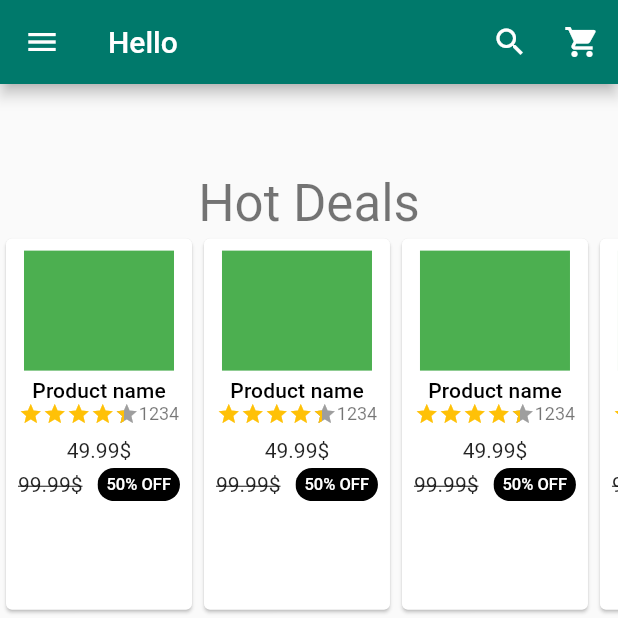
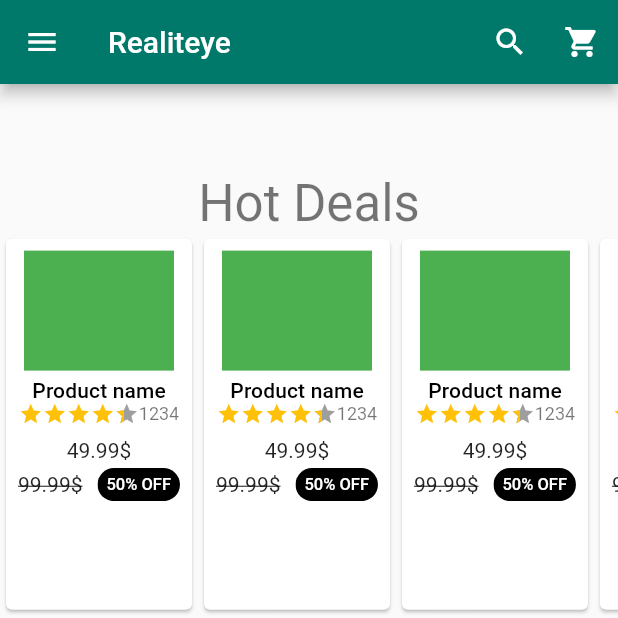
Before and after one commit to nicoloalbergoni/DIMA-Project-2020-2021, a Flutter app: the screen it shows after launch, after a tap on the "menu" icon, after a tap on the "search" icon, on a phone screen of 412 x 824 dp, the top half of it. Run offline on Flutter 3.47's test engine with Material 2 defaults, Android fonts, the phone set to English and light mode, and no system bars; drawn by our look-alikes of flutter_rating_bar; our stand-ins replace carousel_slider, cloud_firestore, easy_localization, firebase_auth, firebase_core, firebase_storage and 4 more; missing offline and left inert: flutter_downloader, flutter_unity_widget, redux_logging; accounts and stored records are empty.

Commit message:
Add localization strings for all screens

```diff
--- a/lib/main.dart
+++ b/lib/main.dart
@@ -8,13 +8,13 @@ import 'package:realiteye/redux/actions.dart';
 import 'package:realiteye/redux/app_state.dart';
 import 'package:realiteye/redux/middlewares.dart';
 import 'package:realiteye/redux/reducers.dart';
+import 'package:realiteye/ui/screens/account_screen.dart';
 import 'package:realiteye/ui/screens/cart_screen.dart';
 import 'package:realiteye/ui/screens/debug_screen.dart';
 import 'package:realiteye/ui/screens/home_screen.dart';
 import 'package:realiteye/ui/screens/login_screen.dart';
 import 'package:realiteye/ui/screens/order_screen.dart';
 import 'package:realiteye/ui/screens/product_screen.dart';
-import 'package:realiteye/ui/screens/profile_screen.dart';
 import 'package:realiteye/ui/screens/registration_screen.dart';
 import 'package:realiteye/ui/screens/search_screen.dart';
 import 'package:realiteye/ui/screens/unity_screen.dart';
--- a/lib/ui/screens/cart_screen.dart
+++ b/lib/ui/screens/cart_screen.dart
@@ -1,6 +1,8 @@
 import 'package:cloud_firestore/cloud_firestore.dart';
+import 'package:easy_localization/easy_localization.dart';
 import 'package:flutter/material.dart';
 import 'package:flutter_redux/flutter_redux.dart';
+import 'package:realiteye/generated/locale_keys.g.dart';
 import 'package:realiteye/models/cartItem.dart';
 import 'package:realiteye/redux/app_state.dart';
 import 'package:realiteye/ui/widgets/custom_appbar.dart';
@@ -11,7 +13,7 @@ class CartScreen extends StatelessWidget {
   @override
   Widget build(BuildContext context) {
     return Scaffold(
-      appBar: CustomAppBar("Cart"),
+      appBar: CustomAppBar(LocaleKeys.cart_title.tr()),
       drawer: SideMenu(),
       body: StoreConnector<AppState, AppState>(
         converter: (store) => store.state,
--- a/lib/ui/screens/home_screen.dart
+++ b/lib/ui/screens/home_screen.dart
@@ -1,3 +1,4 @@
+import 'package:easy_localization/easy_localization.dart';
 import 'package:flutter/material.dart';
 import 'package:realiteye/generated/locale_keys.g.dart';
 import 'package:realiteye/ui/widgets/custom_appbar.dart';
@@ -11,7 +12,7 @@ class HomeScreen extends StatelessWidget {
 
     return Scaffold(
         appBar: CustomAppBar(
-          LocaleKeys.title,
+          'Realiteye',
           showCartIcon: true,
           showSearchIcon: true,
         ),
@@ -24,14 +25,14 @@ class HomeScreen extends StatelessWidget {
             ),
             Flexible(
               flex: 5,
-              child: HomeProductShowcase('Hot Deals', testList),
+              child: HomeProductShowcase(LocaleKeys.home_deals.tr(), testList),
             ),
             Spacer(
               flex: 1,
             ),
             Flexible(
               flex: 5,
-              child: HomeProductShowcase('Popular', testList),
+              child: HomeProductShowcase(LocaleKeys.home_popular.tr(), testList),
             ),
             Spacer(
               flex: 1,
--- a/lib/ui/screens/login_screen.dart
+++ b/lib/ui/screens/login_screen.dart
@@ -1,7 +1,9 @@
+import 'package:easy_localization/easy_localization.dart';
 import 'package:firebase_auth/firebase_auth.dart';
 import "package:flutter/material.dart";
 import 'package:flutter_redux/flutter_redux.dart';
 import 'package:google_sign_in/google_sign_in.dart';
+import 'package:realiteye/generated/locale_keys.g.dart';
 import 'package:realiteye/redux/actions.dart';
 import 'package:realiteye/redux/app_state.dart';
 import 'package:realiteye/utils/data_service.dart';
@@ -30,7 +32,7 @@ class _LoginScreenState extends State<LoginScreen> {
   @override
   Widget build(BuildContext context) {
     return Scaffold(
-        appBar: AppBar(title: Text('Login page')),
+        appBar: AppBar(title: Text(LocaleKeys.login_title.tr())),
         body: Builder(
           builder: (context) {
             return Center(
--- a/lib/ui/screens/order_screen.dart
+++ b/lib/ui/screens/order_screen.dart
@@ -1,4 +1,6 @@
+import 'package:easy_localization/easy_localization.dart';
 import 'package:flutter/material.dart';
+import 'package:realiteye/generated/locale_keys.g.dart';
 import 'package:realiteye/ui/widgets/order_card.dart';
 
 class OrderScreen extends StatelessWidget {
@@ -13,8 +15,8 @@ class OrderScreen extends StatelessWidget {
             title: Text('Orders'),
             bottom: TabBar(
               tabs: [
-                Tab(text: 'In progress',),
-                Tab(text: 'Completed',),
+                Tab(text: LocaleKeys.orders_tab_progress.tr(),),
+                Tab(text: LocaleKeys.orders_tab_completed.tr(),),
               ],
             ),
           ),
--- a/lib/ui/screens/search_screen.dart
+++ b/lib/ui/screens/search_screen.dart
@@ -1,4 +1,6 @@
+import 'package:easy_localization/easy_localization.dart';
 import 'package:flutter/material.dart';
+import 'package:realiteye/generated/locale_keys.g.dart';
 import 'package:realiteye/ui/widgets/custom_appbar.dart';
 import 'package:realiteye/ui/widgets/search_box.dart';
 import 'package:realiteye/ui/widgets/search_listview_builder.dart';
@@ -23,7 +25,7 @@ class _SearchScreenState extends State<SearchScreen> {
   @override
   Widget build(BuildContext context) {
     return Scaffold(
-      appBar: CustomAppBar("Product Search"),
+      appBar: CustomAppBar(LocaleKeys.search_title.tr()),
       drawer: SideMenu(),
       body: Padding(
         padding: EdgeInsets.all(7),
--- a/lib/ui/screens/unity_screen.dart
+++ b/lib/ui/screens/unity_screen.dart
@@ -1,5 +1,7 @@
+import 'package:easy_localization/easy_localization.dart';
 import 'package:flutter/material.dart';
 import 'package:flutter_unity_widget/flutter_unity_widget.dart';
+import 'package:realiteye/generated/locale_keys.g.dart';
 
 class UnityScreen extends StatefulWidget {
   final String bundlePath;
@@ -24,7 +26,7 @@ class _UnityScreenState extends State<UnityScreen> {
     return Scaffold(
       key: _scaffoldKey,
       appBar: AppBar(
-        title: const Text('Unity screen'),
+        title: Text(LocaleKeys.unity_title.tr()),
       ),
         body: Card(
           margin: const EdgeInsets.all(8),
--- a/lib/ui/widgets/side_menu.dart
+++ b/lib/ui/widgets/side_menu.dart
@@ -2,6 +2,7 @@ import 'package:easy_localization/easy_localization.dart';
 import 'package:firebase_auth/firebase_auth.dart';
 import 'package:flutter/material.dart';
 import 'package:flutter_redux/flutter_redux.dart';
+import 'package:realiteye/generated/locale_keys.g.dart';
 import 'package:realiteye/redux/actions.dart';
 import 'package:realiteye/redux/app_state.dart';
 import 'package:realiteye/utils/utils.dart';
@@ -41,7 +42,7 @@ class SideMenu extends StatelessWidget {
               ),
               ..._buildMenuItems(viewModel, context),
               ListTile(
-                title: Text('Access debug'),
+                title: Text(LocaleKeys.drawer_debug.tr()),
                 leading: Icon(Icons.bug_report),
                 onTap: () async {
                   // Close the drawer and open new screen
@@ -98,7 +99,7 @@ List<Widget> _buildMenuItems(SideMenuViewModel viewModel, BuildContext context)
   return (viewModel.firebaseUser != null) ?
   <Widget>[
     ListTile(
-      title: Text('My account'),
+      title: Text(LocaleKeys.drawer_account.tr()),
       leading: Icon(Icons.account_box),
       onTap: () {
         // Close the drawer and open new screen
@@ -106,7 +107,7 @@ List<Widget> _buildMenuItems(SideMenuViewModel viewModel, BuildContext context)
       },
     ),
     ListTile(
-      title: Text('My orders'),
+      title: Text(LocaleKeys.drawer_orders.tr()),
       leading: Icon(Icons.monetization_on_rounded),
       onTap: () {
         // Close the drawer and open new screen
@@ -114,7 +115,7 @@ List<Widget> _buildMenuItems(SideMenuViewModel viewModel, BuildContext context)
       },
     ),
     ListTile(
-      title: Text('Shopping cart'),
+      title: Text(LocaleKeys.drawer_cart.tr()),
       leading: Icon(Icons.shopping_cart),
       onTap: () {
         // Close the drawer and open new screen
@@ -123,7 +124,7 @@ List<Widget> _buildMenuItems(SideMenuViewModel viewModel, BuildContext context)
     ),
     Divider(thickness: 3, indent: 10, endIndent: 10,),
     ListTile(
-      title: Text('Logout'),
+      title: Text(LocaleKeys.drawer_logout.tr()),
       leading: Icon(Icons.logout),
       onTap: () async {
         await _auth.signOut();
@@ -137,7 +138,7 @@ List<Widget> _buildMenuItems(SideMenuViewModel viewModel, BuildContext context)
   ]
       : <Widget>[
     ListTile(
-      title: Text('Login'),
+      title: Text(LocaleKeys.drawer_login),
       leading: Icon(Icons.login),
       onTap: () async {
         final message = await Navigator.pushNamed(context, "/login");
```
Also changed, not shown: assets/translations/en-US.json (+31 -1 lines), assets/translations/it-IT.json (+31 -1 lines), lib/ui/screens/account_screen.dart (renamed from lib/ui/screens/profile_screen.dart, +10 -9 lines), lib/ui/screens/product_screen.dart (+5 -3 lines), lib/ui/widgets/order_card.dart (+6 -4 lines), lib/generated/locale_keys.g.dart, 1 other file.
